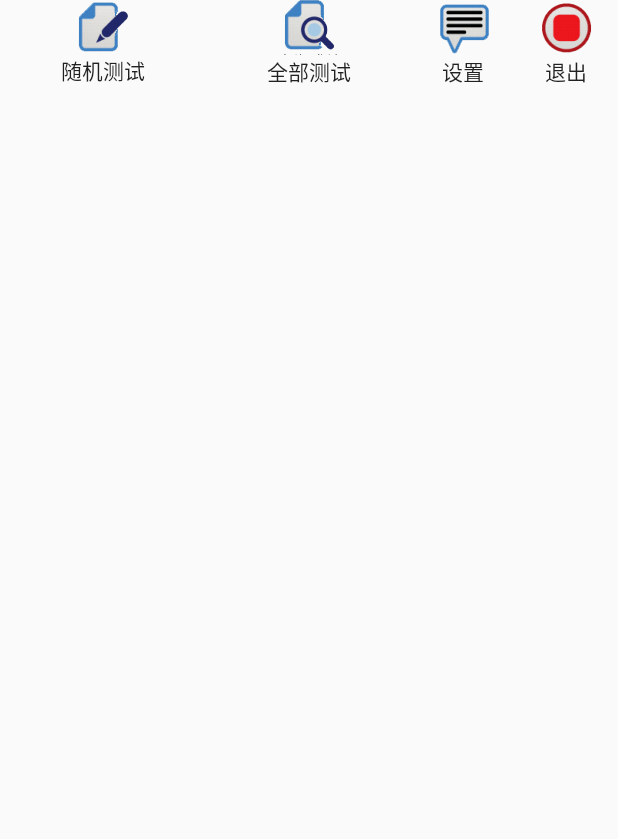
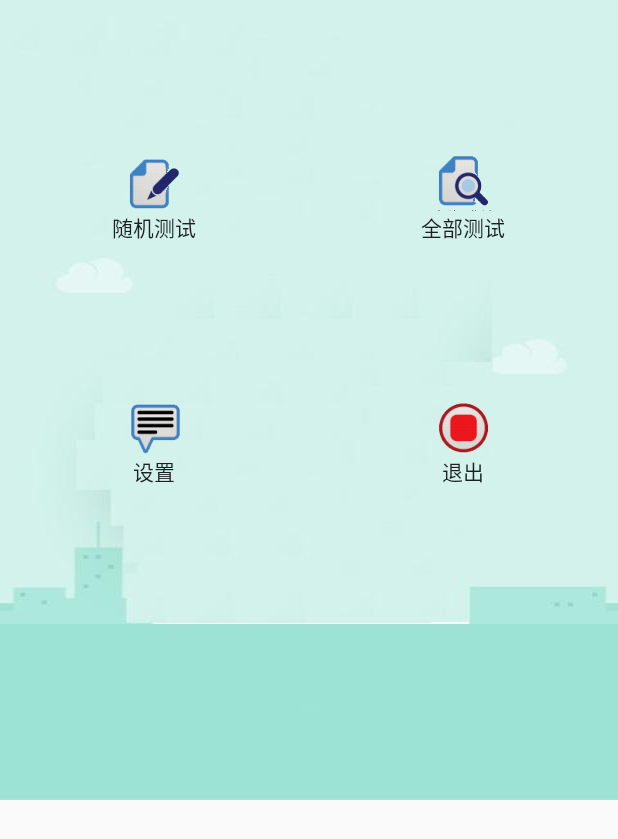
Before and after one commit to JDHDV/JKBD, an Android app: the layout activity_navigation.xml on its own in the app's theme, with its tools: preview values and no code run, on a phone screen of 412 x 824 dp. Shown: the top 839 px of the screen. Run offline under Robolectric (Android 15) with nearby library versions, the phone set to English and light mode, and no system bars.

Commit message:
添加activity_navigation背景图片，并完善布局

```diff
--- a/app/src/main/res/layout/activity_navigation.xml
+++ b/app/src/main/res/layout/activity_navigation.xml
@@ -2,9 +2,14 @@
 <LinearLayout xmlns:android="http://schemas.android.com/apk/res/android"
     android:layout_width="match_parent"
     android:layout_height="wrap_content"
+    android:background="@mipmap/main"
+    android:orientation="vertical">
+<LinearLayout
+    android:layout_width="match_parent"
+    android:layout_height="wrap_content"
+    android:gravity="center"
     android:layout_weight="1"
-    android:gravity="center">
-
+    >
     <Button
         android:id="@+id/button1"
         android:layout_width="match_parent"
@@ -22,6 +27,7 @@
         android:background="@null"
         android:drawableTop="@mipmap/main_menu_result"
         android:text="全部测试"/>
+    </LinearLayout>
     <LinearLayout
         android:layout_width="match_parent"
         android:layout_height="wrap_content"
@@ -44,6 +50,6 @@
             android:layout_weight="1"
             android:background="@null"
             android:drawableTop="@mipmap/main_menu_exit"
-            android:text="退出"/>
+            android:text="退出" />
     </LinearLayout>
 </LinearLayout>
```
Also changed, not shown: app/src/main/res/mipmap-hdpi/main.jpg (added).
